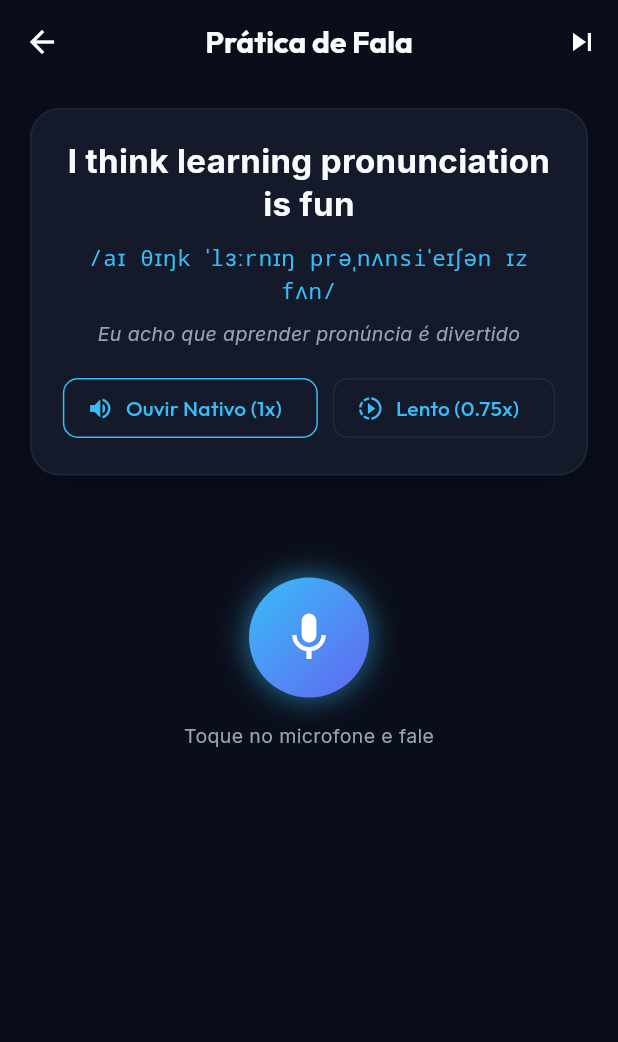
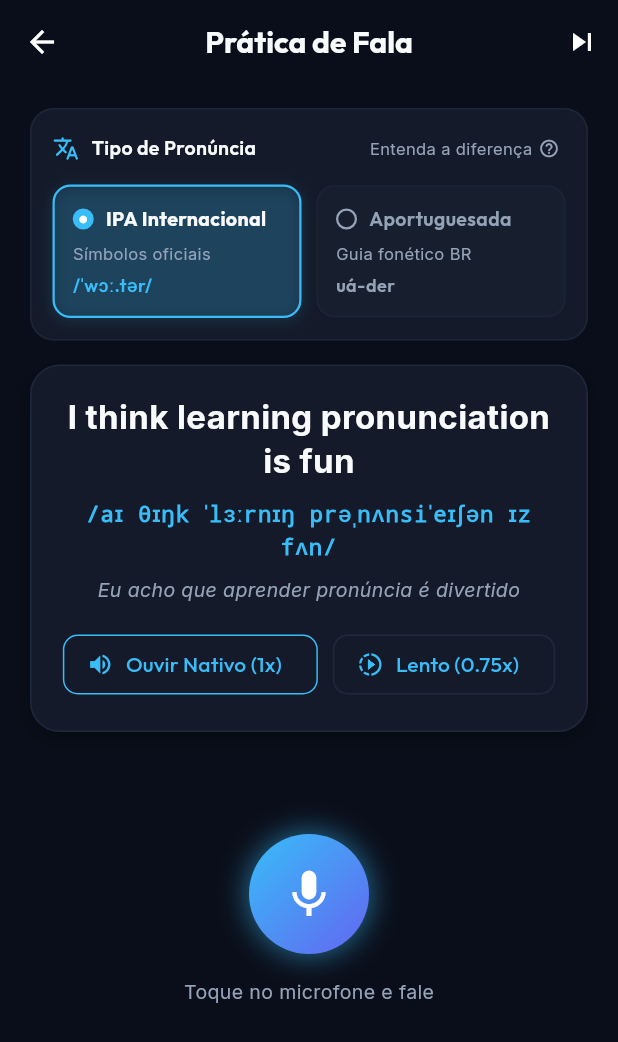
Before and after one commit to marcelocaldasdevops/pronunciation-app, a Flutter app: the PracticeScreen screen opened directly, on a phone screen of 412 x 824 dp. Shown: the top 1042 px of the screen. Run offline on Flutter 3.47's test engine with Material 3 defaults, Android fonts, the light colour scheme and no system bars; our stand-ins replace dio, flutter_tts, google_fonts, just_audio, permission_handler, shared_preferences; missing offline and left inert: record; accounts and stored records are empty.

Commit message:
feat: integrate pronunciation selector and responsive navigation across app

```diff
--- a/lib/core/widgets/pronunciation_type_selector.dart
+++ b/lib/core/widgets/pronunciation_type_selector.dart
@@ -209,7 +209,8 @@ class PronunciationTypeSelector extends StatelessWidget {
               Row(
                 mainAxisAlignment: MainAxisAlignment.spaceBetween,
                 children: [
-                  Row(
+                  Expanded(
+                    child: Row(
                       children: [
                         const Icon(
                           Icons.translate_rounded,
@@ -217,15 +218,20 @@ class PronunciationTypeSelector extends StatelessWidget {
                           size: 18,
                         ),
                         const SizedBox(width: 8),
-                      Text(
+                        Flexible(
+                          child: Text(
                             'Tipo de Pronúncia',
+                            maxLines: 1,
+                            overflow: TextOverflow.ellipsis,
                             style: GoogleFonts.outfit(
                               fontSize: 13,
                               fontWeight: FontWeight.w600,
                               color: AppTheme.textPrimary,
                             ),
                           ),
+                        ),
                       ],
+                    ),
                   ),
                   InkWell(
                     onTap: () => _showInfoDialog(context),
--- a/lib/features/practice/screens/practice_screen.dart
+++ b/lib/features/practice/screens/practice_screen.dart
@@ -2,8 +2,11 @@ import 'dart:math';
 import 'package:flutter/material.dart';
 import '../../../core/models/pronunciation_result.dart';
 import '../../../core/services/audio_service.dart';
+import '../../../core/services/portuguese_phonetic_service.dart';
+import '../../../core/services/preferences_service.dart';
 import '../../../core/services/pronunciation_service.dart';
 import '../../../core/theme/app_theme.dart';
+import '../../../core/widgets/pronunciation_type_selector.dart';
 
 class PracticeScreen extends StatefulWidget {
   final String? initialSentence;
@@ -238,6 +241,10 @@ class _PracticeScreenState extends State<PracticeScreen> with SingleTickerProvid
           child: Column(
             crossAxisAlignment: CrossAxisAlignment.center,
             children: [
+              // Seletor de Pronúncia
+              const PronunciationTypeSelector(),
+              const SizedBox(height: 16),
+
               // Card da Frase Alvo
               Container(
                 width: double.infinity,
@@ -267,15 +274,25 @@ class _PracticeScreenState extends State<PracticeScreen> with SingleTickerProvid
                       ),
                     ),
                     const SizedBox(height: 10),
-                    Text(
-                      _currentSentence['ipa']!,
-                      textAlign: TextAlign.center,
-                      style: const TextStyle(
-                        fontSize: 15,
-                        color: AppTheme.primary,
-                        fontFamily: 'monospace',
-                        letterSpacing: 0.5,
-                      ),
+                    ValueListenableBuilder<PronunciationType>(
+                      valueListenable: PreferencesService.instance.pronunciationTypeNotifier,
+                      builder: (context, currentType, _) {
+                        final isAportuguesada = currentType == PronunciationType.portugueseGuide;
+                        final guideText = isAportuguesada
+                            ? PortuguesePhoneticService.getGuideForSentence(_currentSentence['text']!)
+                            : _currentSentence['ipa']!;
+                        return Text(
+                          guideText,
+                          textAlign: TextAlign.center,
+                          style: TextStyle(
+                            fontSize: 15,
+                            color: isAportuguesada ? AppTheme.accent : AppTheme.primary,
+                            fontFamily: isAportuguesada ? null : 'monospace',
+                            fontWeight: FontWeight.w600,
+                            letterSpacing: 0.5,
+                          ),
+                        );
+                      },
                     ),
                     const SizedBox(height: 8),
                     Text(
@@ -529,7 +546,27 @@ class _PracticeScreenState extends State<PracticeScreen> with SingleTickerProvid
                         color: wColor,
                       ),
                     ),
-                    const SizedBox(height: 6),
+                    ValueListenableBuilder<PronunciationType>(
+                      valueListenable: PreferencesService.instance.pronunciationTypeNotifier,
+                      builder: (context, currentType, _) {
+                        final isAportuguesada = currentType == PronunciationType.portugueseGuide;
+                        final guide = isAportuguesada
+                            ? (w.portugueseGuide ?? PortuguesePhoneticService.getGuideForWord(w.word))
+                            : (w.ipa.isNotEmpty ? w.ipa : '/${w.word}/');
+                        return Padding(
+                          padding: const EdgeInsets.only(top: 2, bottom: 4),
+                          child: Text(
+                            guide,
+                            style: TextStyle(
+                              fontSize: 11,
+                              fontWeight: FontWeight.w600,
+                              color: isAportuguesada ? AppTheme.accent : AppTheme.primary,
+                            ),
+                          ),
+                        );
+                      },
+                    ),
+                    const SizedBox(height: 4),
                     Row(
                       mainAxisSize: MainAxisSize.min,
                       children: w.phonemes.map((ph) {
```
Also changed, not shown: lib/core/navigation/app_navigation_scaffold.dart (+8 -2 lines), lib/features/home/screens/home_screen.dart (+7 -1 lines), lib/features/ipa_chart/screens/ipa_chart_screen.dart (+7 -2 lines). Lines whose indentation alone changed are shown as unchanged.
